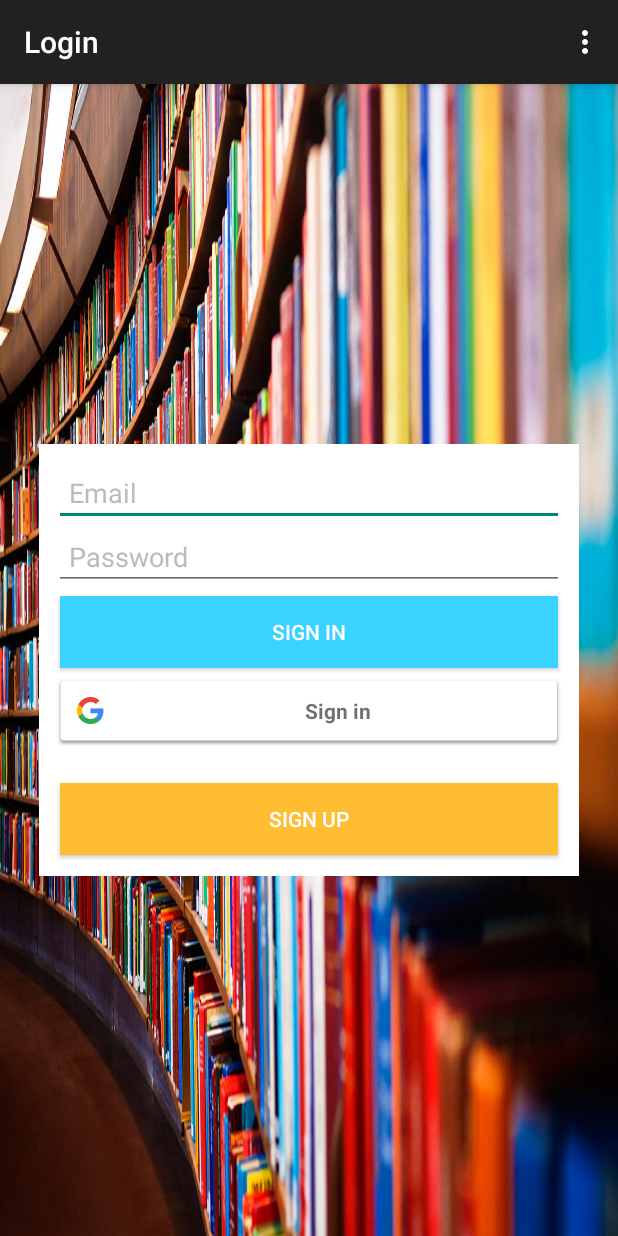
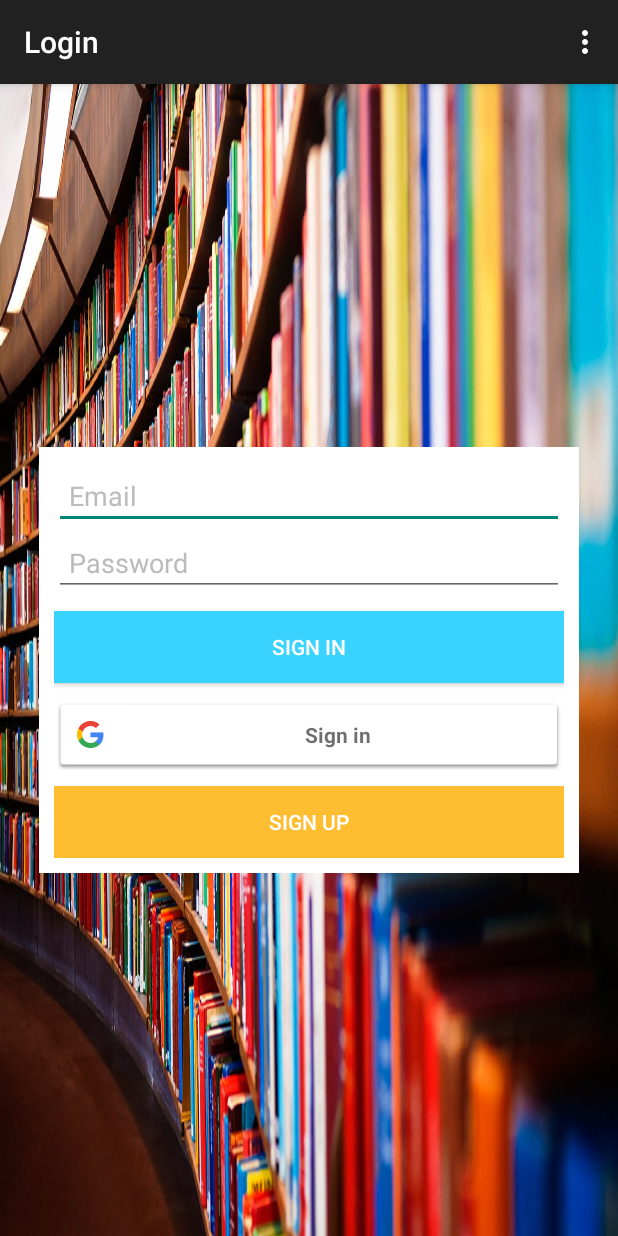
Before and after one commit to kshitijsharma000/maverick, an Android app: the LoginActivity screen opened directly, with no data from a screen before it, on a phone screen of 412 x 824 dp. Run offline under Robolectric (Android 15) with nearby library versions, the phone set to English and light mode, and no system bars.

Commit message:
update login screen...

```diff
--- a/app/src/main/res/layout/activity_login.xml
+++ b/app/src/main/res/layout/activity_login.xml
@@ -28,7 +28,6 @@
                 android:id="@+id/etEmail"
                 android:layout_width="match_parent"
                 android:layout_height="wrap_content"
-
                 android:hint="Email"
                 android:padding="10dp"
                 android:textColorHint="#bbbbbb" />
@@ -37,8 +36,6 @@
                 android:id="@+id/etPass"
                 android:layout_width="match_parent"
                 android:layout_height="wrap_content"
-
-                android:layout_marginTop="-2dp"
                 android:hint="Password"
                 android:padding="10dp"
                 android:password="true"
@@ -48,12 +45,12 @@
                 android:id="@+id/btnSingIn"
                 android:layout_width="match_parent"
                 android:layout_height="wrap_content"
-                android:layout_margin="4dp"
+                android:layout_marginBottom="10dp"
+                android:layout_marginTop="10dp"
+                android:background="#3ad3ff"
+                android:clickable="true"
                 android:text="Sign In"
-                android:background="#3ad3ff"
-                android:textColor="#ffffff"
-                android:clickable="true"
-                android:layout_marginTop="10dp"/>
+                android:textColor="#ffffff" />
 
             <com.google.android.gms.common.SignInButton
                 android:id="@+id/sign_in_button"
@@ -62,25 +59,17 @@
 
                 />
 
+            <Button
+                android:id="@+id/btnSignUp"
+                android:layout_width="match_parent"
+                android:layout_height="wrap_content"
+                android:layout_marginTop="10dp"
+                android:background="#ffbd32"
+                android:clickable="true"
+                android:text="Sign Up"
+                android:textColor="#ffffff" />
         </LinearLayout>
-    <LinearLayout
-        android:layout_width="match_parent"
-        android:layout_height="wrap_content"
-        android:layout_centerInParent="true"
-        android:background="#ffffff"
-        android:orientation="vertical"
-        android:padding="10dp">
-        <Button
-            android:id="@+id/btnSignUp"
-            android:layout_width="match_parent"
-            android:layout_height="wrap_content"
-            android:layout_margin="4dp"
-            android:padding="10dp"
-            android:text="Sign Up"
-            android:background="#ffbd32"
-            android:textColor="#ffffff"
-            android:clickable="true" />
-     ></LinearLayout>
+
 
     </LinearLayout>
 
```
